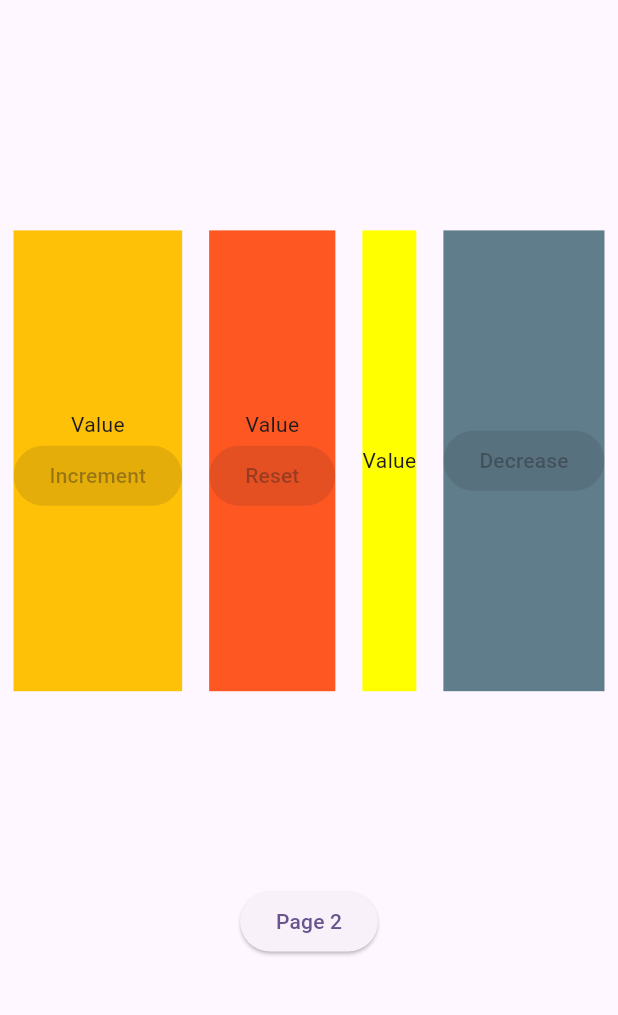
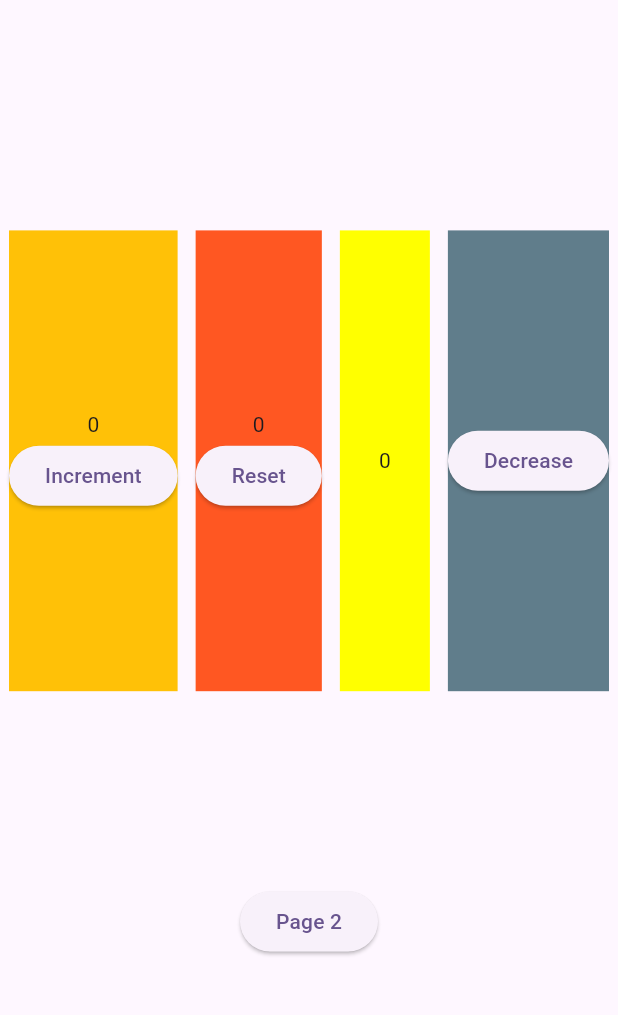
Before and after one commit to landrescaballero/GetxState, a Flutter app: the screen it shows after launch, on a phone screen of 412 x 824 dp, the part 84-1099 px from its top. Run offline on Flutter 3.47's test engine with Material 2 defaults, Android fonts, the phone set to English and light mode, and no system bars; our stand-ins replace get.

```diff
--- a/lib/main.dart
+++ b/lib/main.dart
@@ -1,7 +1,10 @@
+import 'package:f_getxstate_demo/ui/controllers/count_controller.dart';
 import 'package:flutter/material.dart';
+import 'package:get/get.dart';
 import 'ui/pages/main_page.dart';
 
 void main() {
+  Get.put(CountController());
   runApp(const MyApp());
 }
 
--- /dev/null
+++ b/lib/ui/controllers/count_controller.dart
@@ -0,0 +1,11 @@
+
+
+import 'package:get/get.dart';
+
+class CountController extends GetxController{
+  final _count=0.obs;
+  int get count=>_count.value;
+  increment()=>_count.value++;
+  decrease()=>_count.value--;
+  reset()=>_count.value=0;
+}
--- a/lib/ui/pages/page2.dart
+++ b/lib/ui/pages/page2.dart
@@ -1,21 +1,24 @@
+import 'package:f_getxstate_demo/ui/controllers/count_controller.dart';
 import 'package:flutter/material.dart';
+import 'package:get/get.dart';
 
 class Page2 extends StatelessWidget {
   const Page2({super.key});
 
   @override
   Widget build(BuildContext context) {
+    CountController controller = Get.find();
     return Scaffold(
       appBar: AppBar(
         title: const Text('Page 2'),
         backgroundColor: Theme.of(context).colorScheme.inversePrimary,
       ),
-      body: const Center(
+      body: Center(
         child: Column(
           mainAxisAlignment: MainAxisAlignment.center,
           children: [
-            Text('Value'),
-            ElevatedButton(onPressed: null, child: Text('Increment'))
+            Obx(() => Text(controller.count.toString())),
+            ElevatedButton(onPressed:  (){controller.increment();}, child: Text('Increment'))
           ],
         ),
       ),
--- a/lib/ui/widgets/w1.dart
+++ b/lib/ui/widgets/w1.dart
@@ -1,17 +1,21 @@
 import 'package:flutter/material.dart';
+import 'package:get/get.dart';
+
+import '../controllers/count_controller.dart';
 
 class W1 extends StatelessWidget {
   const W1({super.key});
 
   @override
   Widget build(BuildContext context) {
+    CountController controller = Get.find();
     return Container(
       color: Colors.amber,
-      child: const Column(
+      child: Column(
         mainAxisAlignment: MainAxisAlignment.center,
         children: [
-          Text('Value'),
-          ElevatedButton(onPressed: null, child: Text('Increment'))
+          Obx(() => Text(controller.count.toString())),
+          ElevatedButton(onPressed: (){controller.increment();}, child: Text('Increment'))
         ],
       ),
     );
--- a/lib/ui/widgets/w2.dart
+++ b/lib/ui/widgets/w2.dart
@@ -1,17 +1,21 @@
 import 'package:flutter/material.dart';
+import 'package:get/get.dart';
+
+import '../controllers/count_controller.dart';
 
 class W2 extends StatelessWidget {
   const W2({super.key});
 
   @override
   Widget build(BuildContext context) {
+    CountController controller = Get.find();
     return Container(
       color: Colors.deepOrange,
-      child: const Column(
+      child: Column(
         mainAxisAlignment: MainAxisAlignment.center,
         children: [
-          Text('Value'),
-          ElevatedButton(onPressed: null, child: Text('Reset'))
+          Obx(() => Text(controller.count.toString())),
+          ElevatedButton(onPressed: (){controller.reset();}, child: Text('Reset'))
         ],
       ),
     );
--- a/lib/ui/widgets/w3.dart
+++ b/lib/ui/widgets/w3.dart
@@ -1,16 +1,25 @@
 import 'package:flutter/material.dart';
+import 'package:get/get.dart';
+
+import '../controllers/count_controller.dart';
 
 class W3 extends StatelessWidget {
   const W3({super.key});
 
   @override
   Widget build(BuildContext context) {
+    CountController controller = Get.find();
     return Container(
       color: Colors.yellowAccent,
-      child: const Column(
+      child: Column(
         mainAxisAlignment: MainAxisAlignment.center,
         children: [
-          Text('Value'),
+          SizedBox(
+            width: 60,
+            child:Center(
+              child:Obx(() => Text(controller.count.toString()))
+              )
+          )
         ],
       ),
     );
--- a/lib/ui/widgets/w4.dart
+++ b/lib/ui/widgets/w4.dart
@@ -1,15 +1,19 @@
 import 'package:flutter/material.dart';
+import 'package:get/get.dart';
+
+import '../controllers/count_controller.dart';
 
 class W4 extends StatelessWidget {
   const W4({super.key});
 
   @override
   Widget build(BuildContext context) {
+    CountController controller = Get.find();
     return Container(
       color: Colors.blueGrey,
-      child: const Column(
+      child: Column(
         mainAxisAlignment: MainAxisAlignment.center,
-        children: [ElevatedButton(onPressed: null, child: Text('Decrease'))],
+        children: [ElevatedButton(onPressed:  (){controller.decrease();}, child: Text('Decrease'))],
       ),
     );
   }
```
